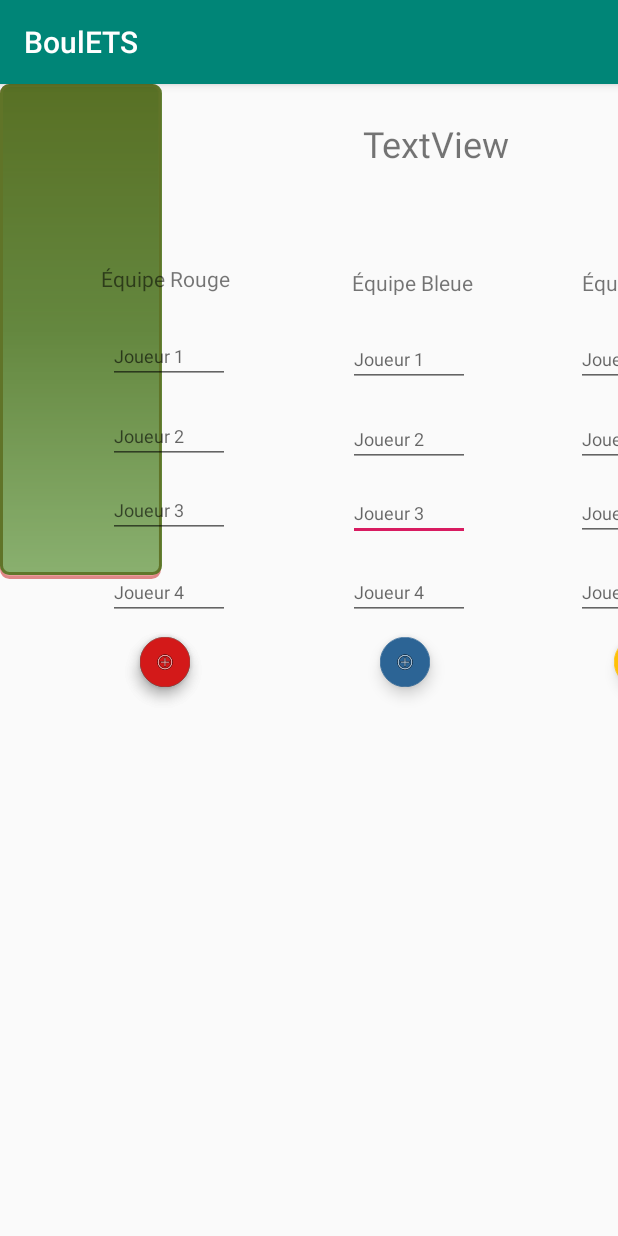
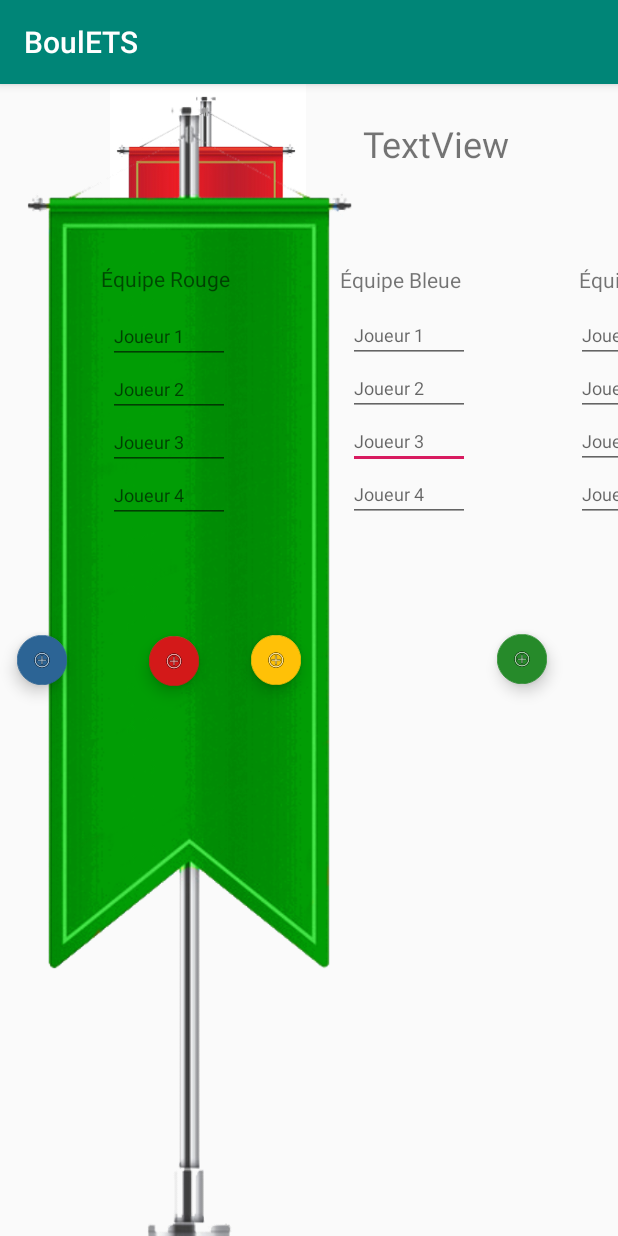
Before and after one commit to Wikst/La_BoulETS, an Android app: the CreationEquipe screen opened directly, with no data from a screen before it, on a phone screen of 412 x 824 dp. Run offline under Robolectric (Android 15) with nearby library versions, the phone set to English and light mode, and no system bars.

Commit message:
Bannière push2

```diff
--- a/BoulETS/app/src/main/res/layout/activity_creation_equipe.xml
+++ b/BoulETS/app/src/main/res/layout/activity_creation_equipe.xml
@@ -12,6 +12,7 @@
         android:layout_height="wrap_content"
         android:layout_marginStart="100dp"
         android:layout_marginLeft="100dp"
+        android:layout_marginTop="64dp"
         android:clickable="true"
         android:scaleX="0.6"
         android:scaleY="0.6"
@@ -20,84 +21,59 @@
         app:layout_constraintTop_toBottomOf="@+id/textInputEditText11"
         app:srcCompat="@android:drawable/ic_menu_add" />
 
-    <LinearLayout
-        android:layout_width="107dp"
-        android:layout_height="330dp"
-        android:layout_margin="20dp"
-        android:alpha="0.5"
-        android:background="@drawable/red_rectangle"
-        android:orientation="horizontal"
-        android:padding="5dp"
-        tools:layout_editor_absoluteX="58dp"
-        tools:layout_editor_absoluteY="91dp"></LinearLayout>
+    <ImageView
+        android:id="@+id/imageView"
+        android:layout_width="277dp"
+        android:layout_height="423dp"
+        android:layout_weight="1"
+        app:srcCompat="@drawable/red_banner_2"
+        tools:layout_editor_absoluteX="-25dp"
+        tools:layout_editor_absoluteY="56dp" />
 
-    <LinearLayout
-        android:layout_width="108dp"
-        android:layout_height="327dp"
-        android:layout_margin="20dp"
-        android:alpha="0.5"
-        android:background="@drawable/blue_rectangle"
-        android:orientation="horizontal"
-        android:padding="5dp"
-        tools:layout_editor_absoluteX="219dp"
-        tools:layout_editor_absoluteY="91dp"></LinearLayout>
-
-    <LinearLayout
-        android:layout_width="108dp"
-        android:layout_height="327dp"
-        android:layout_margin="20dp"
-        android:alpha="0.5"
-        android:background="@drawable/yellow_rectangle"
-        android:orientation="horizontal"
-        android:padding="5dp"
-        tools:layout_editor_absoluteX="372dp"
-        tools:layout_editor_absoluteY="91dp"></LinearLayout>
-
-    <LinearLayout
-        android:layout_width="108dp"
-        android:layout_height="327dp"
-        android:layout_margin="20dp"
-        android:alpha="0.5"
-        android:background="@drawable/green_rectangle"
-        android:orientation="horizontal"
-        android:padding="5dp"
-        tools:layout_editor_absoluteX="531dp"
-        tools:layout_editor_absoluteY="91dp"></LinearLayout>
-
-    <com.google.android.material.floatingactionbutton.FloatingActionButton
-        android:id="@+id/floatingActionButton5"
+    <ImageView
+        android:id="@+id/imageView2"
         android:layout_width="wrap_content"
         android:layout_height="wrap_content"
-        android:layout_marginStart="82dp"
-        android:layout_marginLeft="82dp"
-        android:clickable="true"
-        android:scaleX="0.6"
-        android:scaleY="0.6"
-        app:backgroundTint="@color/colorPrimary"
-        app:layout_constraintStart_toStartOf="parent"
-        app:layout_constraintTop_toBottomOf="@+id/textInputEditText5"
-        app:srcCompat="@android:drawable/ic_menu_add" />
+        app:srcCompat="@drawable/blue_banner_2_png"
+        tools:layout_editor_absoluteX="141dp"
+        tools:layout_editor_absoluteY="56dp" />
+
+    <ImageView
+        android:id="@+id/imageView2"
+        android:layout_width="wrap_content"
+        android:layout_height="wrap_content"
+        app:srcCompat="@drawable/yellow_banner"
+        tools:layout_editor_absoluteX="298dp"
+        tools:layout_editor_absoluteY="56dp" />
+
+    <ImageView
+        android:id="@+id/imageView2"
+        android:layout_width="wrap_content"
+        android:layout_height="wrap_content"
+        app:srcCompat="@drawable/green_banner_2"
+        tools:layout_editor_absoluteX="458dp"
+        tools:layout_editor_absoluteY="56dp" />
 
     <com.google.android.material.floatingactionbutton.FloatingActionButton
         android:id="@+id/floatingActionButton2"
         android:layout_width="wrap_content"
         android:layout_height="wrap_content"
-        android:layout_marginStart="104dp"
-        android:layout_marginLeft="104dp"
+        android:layout_marginTop="64dp"
         android:clickable="true"
         android:scaleX="0.6"
         android:scaleY="0.6"
         app:backgroundTint="#2C6495"
-        app:layout_constraintStart_toEndOf="@+id/floatingActionButton5"
         app:layout_constraintTop_toBottomOf="@+id/textInputEditText3"
-        app:srcCompat="@android:drawable/ic_menu_add" />
+        app:srcCompat="@android:drawable/ic_menu_add"
+        tools:layout_editor_absoluteX="242dp" />
 
     <com.google.android.material.floatingactionbutton.FloatingActionButton
         android:id="@+id/floatingActionButton"
         android:layout_width="wrap_content"
         android:layout_height="wrap_content"
-        android:layout_marginStart="82dp"
-        android:layout_marginLeft="82dp"
+        android:layout_marginStart="88dp"
+        android:layout_marginLeft="88dp"
+        android:layout_marginTop="64dp"
         android:clickable="true"
         android:scaleX="0.6"
         android:scaleY="0.6"
@@ -110,9 +86,9 @@
         android:id="@+id/textView5"
         android:layout_width="89dp"
         android:layout_height="18dp"
-        android:layout_marginStart="66dp"
-        android:layout_marginLeft="66dp"
-        android:layout_marginTop="66dp"
+        android:layout_marginStart="72dp"
+        android:layout_marginLeft="72dp"
+        android:layout_marginTop="64dp"
         android:text=" Équipe Jaune"
         app:layout_constraintStart_toEndOf="@+id/textView3"
         app:layout_constraintTop_toBottomOf="@+id/textView" />
@@ -123,7 +99,6 @@
         android:layout_height="35dp"
         android:layout_marginStart="232dp"
         android:layout_marginLeft="232dp"
-        android:layout_marginTop="14dp"
         android:hint="Joueur 3"
         android:textSize="12sp"
         app:layout_constraintStart_toStartOf="parent"
@@ -135,12 +110,12 @@
         android:layout_height="35dp"
         android:layout_marginStart="72dp"
         android:layout_marginLeft="72dp"
-        android:layout_marginTop="14dp"
         android:layout_marginEnd="79dp"
         android:layout_marginRight="79dp"
         android:hint="Joueur 3"
         android:textSize="12sp"
         app:layout_constraintEnd_toStartOf="@+id/textInputEditText2"
+        app:layout_constraintHorizontal_bias="0.0"
         app:layout_constraintStart_toStartOf="parent"
         app:layout_constraintTop_toBottomOf="@+id/textInputEditText7" />
 
@@ -150,7 +125,7 @@
         android:layout_height="35dp"
         android:layout_marginStart="232dp"
         android:layout_marginLeft="232dp"
-        android:layout_marginTop="26dp"
+        android:layout_marginTop="12dp"
         android:hint="Joueur 1"
         android:textSize="12sp"
         app:layout_constraintStart_toStartOf="parent"
@@ -162,7 +137,6 @@
         android:layout_height="35dp"
         android:layout_marginStart="72dp"
         android:layout_marginLeft="72dp"
-        android:layout_marginTop="19dp"
         android:hint="Joueur 4"
         android:textSize="12sp"
         app:layout_constraintStart_toStartOf="parent"
@@ -174,7 +148,6 @@
         android:layout_height="35dp"
         android:layout_marginStart="232dp"
         android:layout_marginLeft="232dp"
-        android:layout_marginTop="18dp"
         android:hint="Joueur 2"
         android:textSize="12sp"
         app:layout_constraintStart_toStartOf="parent"
@@ -186,7 +159,6 @@
         android:layout_height="35dp"
         android:layout_marginStart="544dp"
         android:layout_marginLeft="544dp"
-        android:layout_marginTop="17dp"
         android:hint="Joueur 4"
         android:textSize="12sp"
         app:layout_constraintStart_toStartOf="parent"
@@ -198,7 +170,6 @@
         android:layout_height="35dp"
         android:layout_marginStart="232dp"
         android:layout_marginLeft="232dp"
-        android:layout_marginTop="17dp"
         android:hint="Joueur 4"
         android:textSize="12sp"
         app:layout_constraintStart_toStartOf="parent"
@@ -210,7 +181,6 @@
         android:layout_height="35dp"
         android:layout_marginStart="384dp"
         android:layout_marginLeft="384dp"
-        android:layout_marginTop="17dp"
         android:hint="Joueur 4"
         android:textSize="12sp"
         app:layout_constraintStart_toStartOf="parent"
@@ -234,7 +204,6 @@
         android:layout_height="35dp"
         android:layout_marginStart="384dp"
         android:layout_marginLeft="384dp"
-        android:layout_marginTop="14dp"
         android:hint="Joueur 3"
         android:textSize="12sp"
         app:layout_constraintStart_toStartOf="parent"
@@ -260,7 +229,6 @@
         android:layout_height="35dp"
         android:layout_marginStart="72dp"
         android:layout_marginLeft="72dp"
-        android:layout_marginTop="18dp"
         android:hint="Joueur 2"
         android:textSize="12sp"
         app:layout_constraintStart_toStartOf="parent"
@@ -272,7 +240,7 @@
         android:layout_height="35dp"
         android:layout_marginStart="384dp"
         android:layout_marginLeft="384dp"
-        android:layout_marginTop="26dp"
+        android:layout_marginTop="12dp"
         android:hint="Joueur 1"
         android:textSize="12sp"
         app:layout_constraintStart_toStartOf="parent"
@@ -284,7 +252,7 @@
         android:layout_height="35dp"
         android:layout_marginStart="72dp"
         android:layout_marginLeft="72dp"
-        android:layout_marginTop="25dp"
+        android:layout_marginTop="12dp"
         android:alpha="2"
         android:hint="Joueur 1"
         android:textSize="12sp"
@@ -295,9 +263,9 @@
         android:id="@+id/textView3"
         android:layout_width="87dp"
         android:layout_height="18dp"
-        android:layout_marginStart="72dp"
-        android:layout_marginLeft="72dp"
-        android:layout_marginTop="66dp"
+        android:layout_marginStart="64dp"
+        android:layout_marginLeft="64dp"
+        android:layout_marginTop="64dp"
         android:text=" Équipe Bleue"
         app:layout_constraintStart_toEndOf="@+id/textView4"
         app:layout_constraintTop_toBottomOf="@+id/textView" />
@@ -308,7 +276,6 @@
         android:layout_height="35dp"
         android:layout_marginStart="544dp"
         android:layout_marginLeft="544dp"
-        android:layout_marginTop="18dp"
         android:hint="Joueur 2"
         android:textSize="12sp"
         app:layout_constraintStart_toStartOf="parent"
@@ -320,7 +287,6 @@
         android:layout_height="35dp"
         android:layout_marginStart="544dp"
         android:layout_marginLeft="544dp"
-        android:layout_marginTop="14dp"
         android:hint="Joueur 3"
         android:textSize="12sp"
         app:layout_constraintStart_toStartOf="parent"
@@ -332,7 +298,7 @@
         android:layout_height="35dp"
         android:layout_marginStart="544dp"
         android:layout_marginLeft="544dp"
-        android:layout_marginTop="24dp"
+        android:layout_marginTop="8dp"
         android:hint="Joueur 1"
         android:textSize="12sp"
         app:layout_constraintStart_toStartOf="parent"
@@ -344,7 +310,6 @@
         android:layout_height="35dp"
         android:layout_marginStart="384dp"
         android:layout_marginLeft="384dp"
-        android:layout_marginTop="18dp"
         android:hint="Joueur 2"
         android:textSize="12sp"
         app:layout_constraintStart_toStartOf="parent"
@@ -376,8 +341,9 @@
         android:id="@+id/floatingActionButton3"
         android:layout_width="wrap_content"
         android:layout_height="wrap_content"
-        android:layout_marginStart="103dp"
-        android:layout_marginLeft="103dp"
+        android:layout_marginStart="108dp"
+        android:layout_marginLeft="108dp"
+        android:layout_marginTop="64dp"
         android:clickable="true"
         android:scaleX="0.6"
         android:scaleY="0.6"
@@ -386,4 +352,5 @@
         app:layout_constraintTop_toBottomOf="@+id/textInputEditText15"
         app:srcCompat="@android:drawable/ic_menu_add" />
 
+
 </androidx.constraintlayout.widget.ConstraintLayout>
```
Also changed, not shown: BoulETS/app/src/main/res/drawable/blue_banner_2_png.png (added), BoulETS/app/src/main/res/drawable/green_banner_2.png (added), BoulETS/app/src/main/res/drawable/red_banner_2.jpg (added), BoulETS/app/src/main/res/drawable/yellow_banner.png (added), 2 other files.
